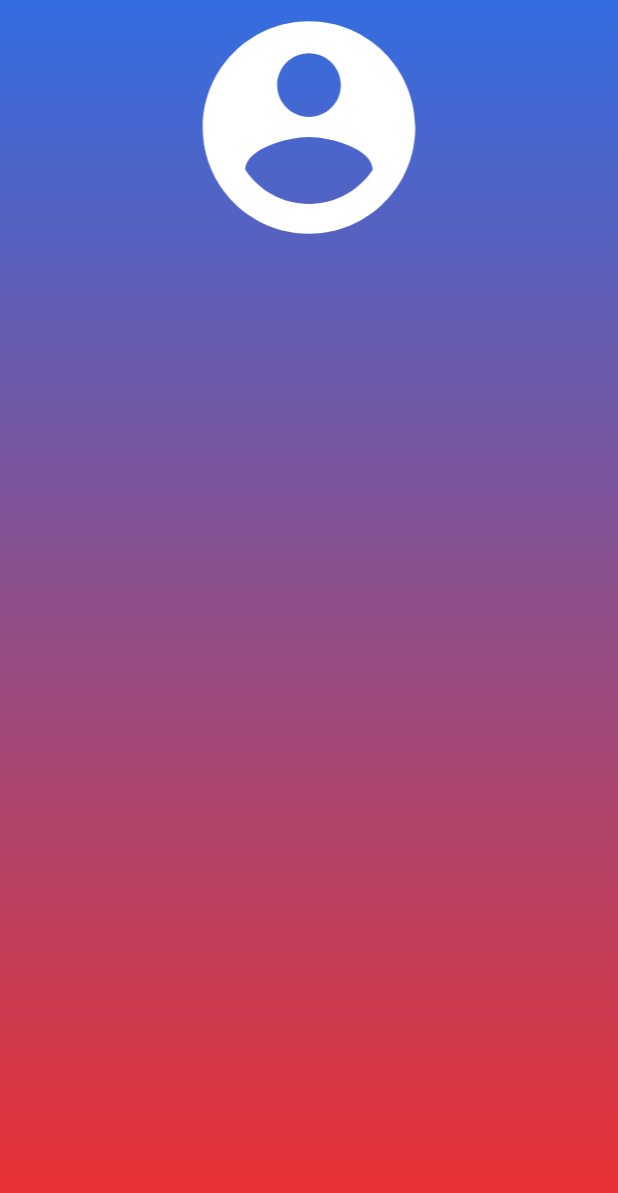
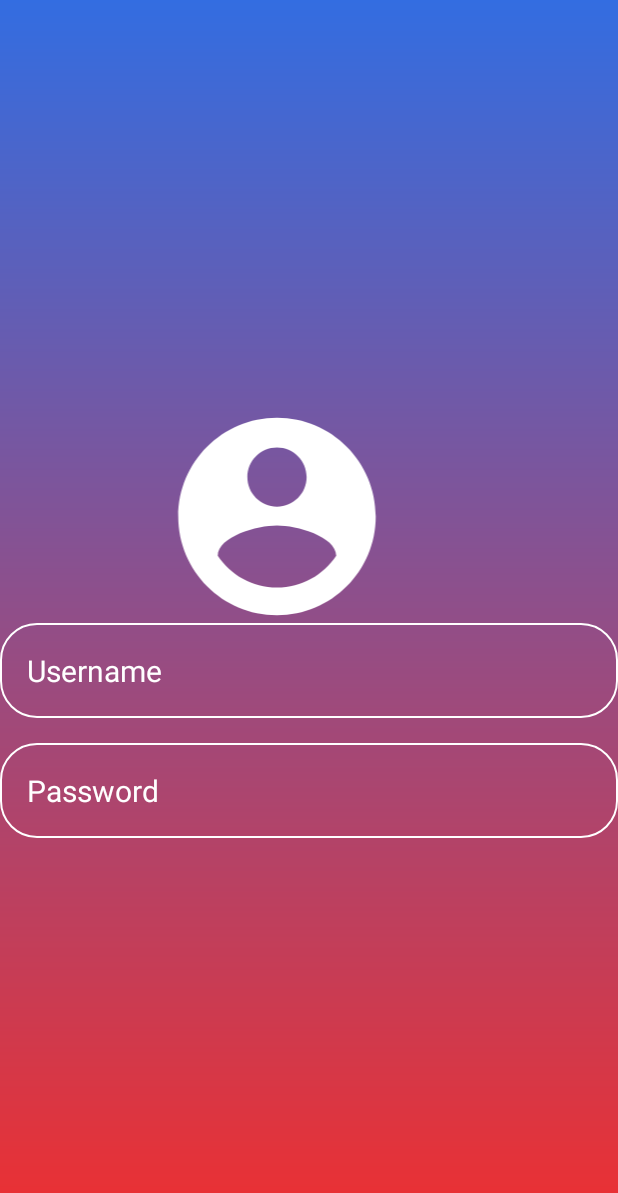
Before and after one commit to Mostafa-Mohamed4932/Calculator_Test, an Android app: the screen it shows after launch (MainActivity), on a phone screen of 412 x 824 dp. Shown: the top 1193 px of the screen. Run offline under Robolectric (Android 15) with nearby library versions, the phone set to English and light mode, and no system bars.

Commit message:
Username and Password prototyping

```diff
--- /dev/null
+++ b/Login_Test/app/src/main/res/drawable/rounded_corner.xml
@@ -0,0 +1,10 @@
+<?xml version="1.0" encoding="utf-8"?>
+<shape xmlns:android="http://schemas.android.com/apk/res/android"
+    android:shape="rectangle"
+    >
+
+    <corners
+        android:radius="24dp"/>
+    <stroke
+        android:width="1dip" android:color="@color/white"/>
+</shape>
--- a/Login_Test/app/src/main/res/layout/activity_main.xml
+++ b/Login_Test/app/src/main/res/layout/activity_main.xml
@@ -6,6 +6,8 @@
     android:layout_width="match_parent"
     android:layout_height="match_parent"
     tools:context=".MainActivity"
+    android:gravity="center"
+    android:padding="16dp"
     android:background="@drawable/login_background">
 
 
@@ -13,13 +15,42 @@
         android:layout_width="match_parent"
         android:layout_height="wrap_content"
         android:gravity="center"
-        android:orientation="vertical"/>
+        android:orientation="vertical" />
 
     <ImageView
-        android:layout_width="match_parent"
-        android:layout_height="170dp"
+        android:layout_width="369dp"
+        android:layout_height="158dp"
+
 
         android:src="@drawable/icon_account_circle" />
 
+    <EditText
+        android:layout_width="match_parent"
+        android:layout_height="wrap_content"
+        android:layout_marginTop="150dp"
+        android:hint="Username"
+        android:textColor="@color/white"
+        android:textColorHint="@color/white"
+        android:textSize="20sp"
+        android:background="@drawable/rounded_corner"
+        android:padding="18dp"
+        android:inputType="text"
+        android:id="@+id/username_input"/>
+
+    <EditText
+        android:layout_width="match_parent"
+        android:layout_height="wrap_content"
+        android:layout_marginTop="230dp"
+        android:hint="Password"
+        android:textColor="@color/white"
+        android:textColorHint="@color/white"
+        android:textSize="20sp"
+        android:background="@drawable/rounded_corner"
+        android:padding="18dp"
+        android:inputType="textPassword"
+        android:id="@+id/password_input"/>
+
+
+
 
 </RelativeLayout>
```
